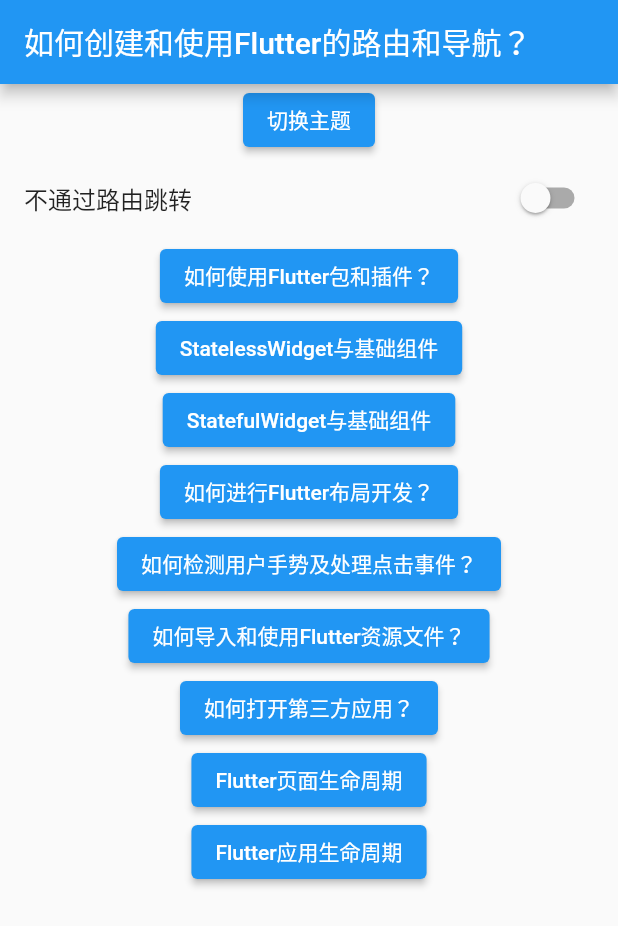
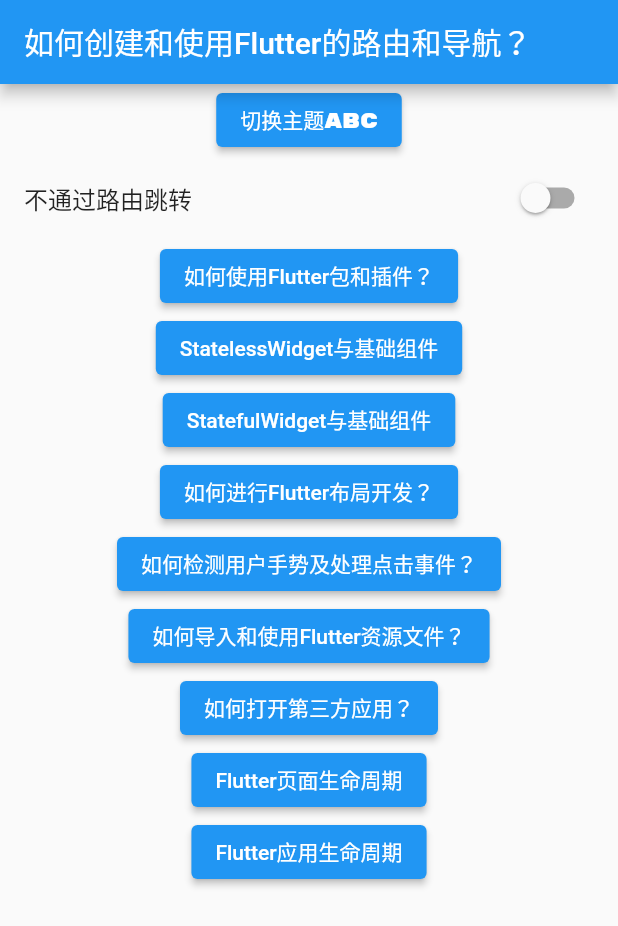
Before and after one commit to shixin58/flutter_learn, a Flutter app: the screen it shows after launch, on a phone screen of 412 x 824 dp. Shown: the top 926 px of the screen. Run offline on Flutter 3.47's test engine with Material 2 defaults, Android fonts, the phone set to English and light mode, and no system bars; missing offline and left inert: flutter_color_plugin.

Commit message:
导入并应用字体

```diff
--- a/lib/main.dart
+++ b/lib/main.dart
@@ -28,6 +28,7 @@ class _DynamicThemeState extends State<DynamicTheme> {
     return MaterialApp(
       title: 'Flutter Demo',
       theme: ThemeData(
+        // fontFamily: 'RubikMonoOne',// 将字体应用到全局
         brightness: _brightness,
         primarySwatch: Colors.blue,
       ),
@@ -45,7 +46,7 @@ class _DynamicThemeState extends State<DynamicTheme> {
                   }
                 });
               },
-              child: const Text('切换主题'),
+              child: const Text('切换主题abc', style: TextStyle(fontFamily: 'RubikMonoOne'),),
             ),
             const RouteNavigator()
           ],
--- a/pubspec.yaml
+++ b/pubspec.yaml
@@ -89,3 +89,7 @@ flutter:
   #
   # For details regarding fonts from package dependencies,
   # see https://flutter.dev/custom-fonts/#from-packages
+  fonts:
+    - family: RubikMonoOne
+      fonts:
+        - asset: fonts/RubikMonoOne-Regular.ttf
```
Also changed, not shown: fonts/RubikMonoOne-Regular.ttf (added).
